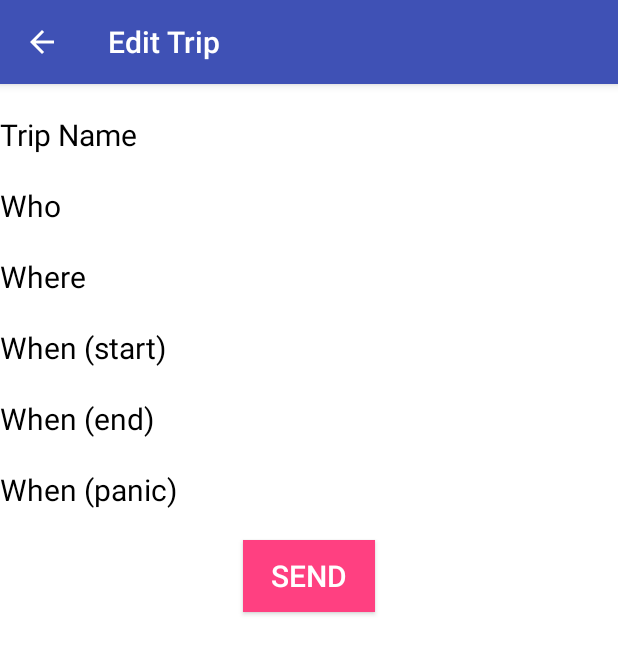
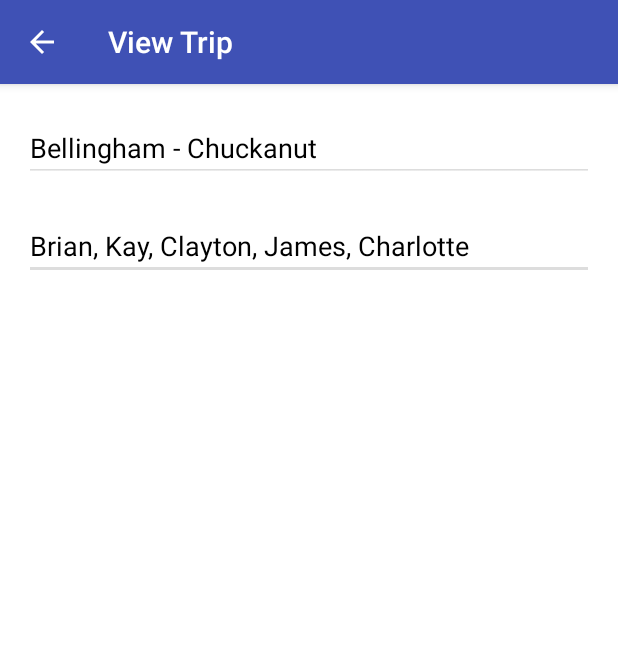
Before and after one commit to rottenb/SimpleCheck-In, an Android app: the screen it shows after launch (TripEditorActivity before the commit, TripDetailActivity after it), after a tap on "Bellingham - Chuckanut", on a phone screen of 412 x 824 dp. Shown: the top 654 px of the screen. Run offline under Robolectric (Android 15) with nearby library versions, the phone set to English and light mode, and no system bars.

Commit message:
slowly filling in the blanks

```diff
--- a/app/src/main/java/com/brianmk/simplecheck_in/MainActivityFragment.java
+++ b/app/src/main/java/com/brianmk/simplecheck_in/MainActivityFragment.java
@@ -30,7 +30,7 @@ public class MainActivityFragment extends Fragment {
     @Override
     public View onCreateView(LayoutInflater inflater, ViewGroup container,
                              Bundle savedInstanceState) {
-        String[] dummyTripListData = {
+        final String[] dummyTripListData = {
                 "Bellingham - Chuckanut",
                 "Bellingham - Galbraith",
                 "Nelson - Giveout/Gold Creek",
@@ -68,7 +68,10 @@ public class MainActivityFragment extends Fragment {
             @Override
             public void onItemClick(AdapterView<?> parent, View view, int position, long id) {
                 Log.d(LOG_TAG, "item clicked: " + position);
-                Intent tripIntent = new Intent(getActivity(), TripEditorActivity.class);
+                Intent tripIntent = new Intent(getActivity(), TripDetailActivity.class);
+                tripIntent.putExtra("TITLE", dummyTripListData[position]);
+                tripIntent.putExtra("EDITABLE", false);
+
                 startActivity(tripIntent);
             }
         });
--- /dev/null
+++ b/app/src/main/java/com/brianmk/simplecheck_in/TripDetailActivity.java
@@ -0,0 +1,34 @@
+package com.brianmk.simplecheck_in;
+
+import android.content.Intent;
+import android.os.Bundle;
+import android.support.v7.app.AppCompatActivity;
+import android.util.Log;
+import android.widget.EditText;
+
+/**
+ * Created by rot on 2016-10-14.
+ *
+ * Brings up dialogue to edit a given trip's data
+ */
+
+public class TripDetailActivity extends AppCompatActivity {
+    private static final String LOG_TAG = TripDetailActivity.class.getSimpleName();
+
+    @Override
+    public void onCreate(Bundle savedInstanceState) {
+        super.onCreate(savedInstanceState);
+
+        setContentView(R.layout.trip_detail);
+
+        Intent intent = getIntent();
+        String title = intent.getStringExtra("TITLE");
+
+        EditText tripView = (EditText) findViewById(R.id.trip_title_edit);
+        tripView.setHint(title);
+
+        tripView.setEnabled(intent.getBooleanExtra("EDITABLE", true));
+
+        Log.d(LOG_TAG, title);
+    }
+}
--- a/app/src/main/java/com/brianmk/simplecheck_in/TripEditorActivity.java
+++ /dev/null
@@ -1,25 +0,0 @@
-package com.brianmk.simplecheck_in;
-
-import android.os.Bundle;
-import android.support.v7.app.AppCompatActivity;
-import android.util.Log;
-
-/**
- * Created by rot on 2016-10-14.
- *
- * Brings up dialogue to edit a given trip's data
- */
-
-public class TripEditorActivity extends AppCompatActivity {
-    private static final String LOG_TAG = TripEditorActivity.class.getSimpleName();
-
-    @Override
-    public void onCreate(Bundle savedInstanceState) {
-        super.onCreate(savedInstanceState);
-
-        setContentView(R.layout.trip_editor);
-
-
-        Log.d(LOG_TAG, "clicked");
-    }
-}
--- /dev/null
+++ b/app/src/main/res/layout/trip_detail.xml
@@ -0,0 +1,37 @@
+<?xml version="1.0" encoding="utf-8"?>
+<LinearLayout
+    xmlns:android="http://schemas.android.com/apk/res/android"
+    android:orientation="vertical"
+    android:layout_width="match_parent"
+    android:layout_height="match_parent"
+    android:background="@color/white" >
+
+    <EditText
+        android:id="@+id/trip_title_edit"
+        android:layout_width="match_parent"
+        android:layout_height="wrap_content"
+        android:layout_marginRight="@dimen/trip_display_horizontal_margin"
+        android:layout_marginLeft="@dimen/trip_display_horizontal_margin"
+        android:layout_marginTop="@dimen/trip_display_vertical_margin"
+        android:cursorVisible="true"
+        android:hint="@string/trip_name"
+        android:textColorHint="@color/black"
+        android:backgroundTint="@color/light_grey"
+        android:inputType="textCapWords"/>
+
+
+    <EditText
+        android:id="@+id/trip_who_edit"
+        android:layout_width="match_parent"
+        android:layout_height="wrap_content"
+        android:layout_marginRight="@dimen/trip_display_horizontal_margin"
+        android:layout_marginLeft="@dimen/trip_display_horizontal_margin"
+        android:layout_marginTop="@dimen/trip_display_vertical_margin"
+        android:cursorVisible="true"
+        android:hint="Brian, Kay, Clayton, James, Charlotte"
+        android:textColorHint="@color/black"
+        android:backgroundTint="@color/light_grey"
+        android:inputType="textCapWords"/>
+
+
+</LinearLayout>
--- a/app/src/main/res/layout/trip_editor.xml
+++ /dev/null
@@ -1,66 +0,0 @@
-<?xml version="1.0" encoding="utf-8"?>
-<LinearLayout
-    xmlns:android="http://schemas.android.com/apk/res/android"
-    android:orientation="vertical"
-    android:layout_width="match_parent"
-    android:layout_height="match_parent"
-    android:background="@color/white" >
-
-    <TextView
-        android:layout_width="wrap_content"
-        android:layout_height="wrap_content"
-        android:textSize="@dimen/trip_edit_font"
-        android:textColor="@color/black"
-        android:layout_marginTop="@dimen/trip_edit_vertical_margin"
-        android:text="@string/trip_name"/>
-
-    <TextView
-        android:layout_width="wrap_content"
-        android:layout_height="wrap_content"
-        android:textSize="@dimen/trip_edit_font"
-        android:textColor="@color/black"
-        android:layout_marginTop="@dimen/trip_edit_vertical_margin"
-        android:text="@string/trip_who"/>
-
-    <TextView
-        android:layout_width="wrap_content"
-        android:layout_height="wrap_content"
-        android:textSize="@dimen/trip_edit_font"
-        android:textColor="@color/black"
-        android:layout_marginTop="@dimen/trip_edit_vertical_margin"
-        android:text="@string/trip_where"/>
-
-    <TextView
-        android:layout_width="wrap_content"
-        android:layout_height="wrap_content"
-        android:textSize="@dimen/trip_edit_font"
-        android:textColor="@color/black"
-        android:layout_marginTop="@dimen/trip_edit_vertical_margin"
-        android:text="@string/trip_when_start"/>
-
-    <TextView
-        android:layout_width="wrap_content"
-        android:layout_height="wrap_content"
-        android:textSize="@dimen/trip_edit_font"
-        android:textColor="@color/black"
-        android:layout_marginTop="@dimen/trip_edit_vertical_margin"
-        android:text="@string/trip_when_end"/>
-
-    <TextView
-        android:layout_width="wrap_content"
-        android:layout_height="wrap_content"
-        android:textSize="@dimen/trip_edit_font"
-        android:textColor="@color/black"
-        android:layout_marginTop="@dimen/trip_edit_vertical_margin"
-        android:text="@string/trip_when_panic"/>
-
-    <Button
-        android:layout_width="wrap_content"
-        android:layout_height="wrap_content"
-        android:layout_gravity="center_horizontal"
-        android:layout_marginTop="@dimen/trip_edit_vertical_margin"
-        android:textSize="@dimen/trip_edit_font"
-        android:text="@string/trip_viewer_send"
-        android:background="@color/colorAccent"/>
-
-</LinearLayout>
--- a/app/src/main/res/values/colors.xml
+++ b/app/src/main/res/values/colors.xml
@@ -5,4 +5,6 @@
     <color name="colorAccent">#FF4081</color>
     <color name="white">#FFFFFF</color>
     <color name="black">#000000</color>
+    <color name="dark_grey">#888888</color>
+    <color name="light_grey">#DDDDDD</color>
 </resources>
--- a/app/src/main/res/values/dimens.xml
+++ b/app/src/main/res/values/dimens.xml
@@ -4,7 +4,8 @@
     <dimen name="activity_vertical_margin">16dp</dimen>
     <dimen name="fab_margin">16dp</dimen>
 
-    <!-- Trip Edit Dialog -->
-    <dimen name="trip_edit_font">20sp</dimen>
-    <dimen name="trip_edit_vertical_margin">20dp</dimen>
+    <!-- Trip display (editor and viewer) -->
+    <dimen name="trip_display_font">20sp</dimen>
+    <dimen name="trip_display_vertical_margin">20dp</dimen>
+    <dimen name="trip_display_horizontal_margin">16dp</dimen>
 </resources>
--- a/app/src/main/res/values/strings.xml
+++ b/app/src/main/res/values/strings.xml
@@ -29,11 +29,7 @@
     <string name="confirm_yes">Yes</string>
     <string name="confirm_no">No</string>
 
-    <!-- Trip Viewer -->
-    <string name="trip_viewer_title">View Trip</string>
-    <string name="trip_viewer_send">SEND</string>
-
     <!-- Trip Editor -->
-    <string name="trip_editor_title">Edit Trip</string>
+    <string name="trip_display_title">View Trip</string>
 
 </resources>
```
Also changed, not shown: app/src/main/AndroidManifest.xml (+2 -11 lines), app/src/main/java/com/brianmk/simplecheck_in/TripViewerActivity.java (deleted, +0 -25 lines), app/src/main/res/layout/trip_viewer.xml (deleted, +0 -57 lines).
